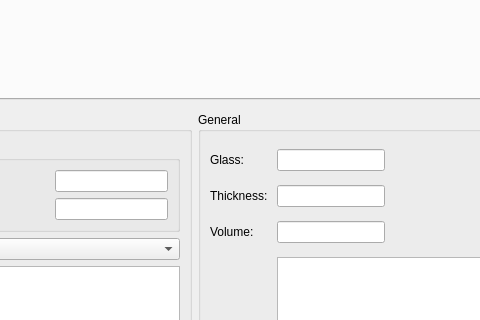
First picture: the form in lens-drawing/gui.ui, repository heterophyllus/lens-drawing, before the edit; both pictures show x 203 to 683 and y 440 to 760 of the 994 by 941 pixel window.
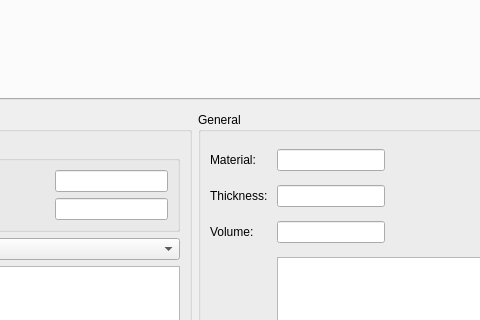
Second picture: the form after the edit.

Commit message: equal aspect

What changed in the file:
```diff
--- a/lens-drawing/gui.ui
+++ b/lens-drawing/gui.ui
@@ -98,7 +98,7 @@
           </sizepolicy>
          </property>
          <property name="text">
-          <string>Glass: </string>
+          <string>Material: </string>
          </property>
         </widget>
        </item>
```
Left out of the diff: 2 changed lines with no effect on the pictures. The commit also changes 2 other files.
